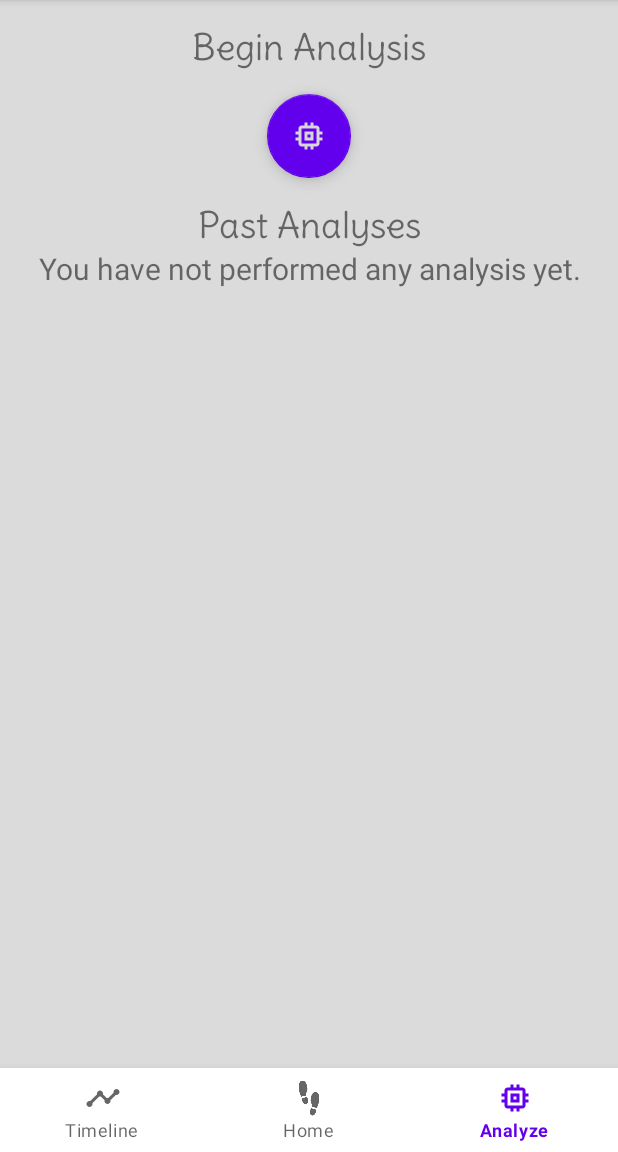
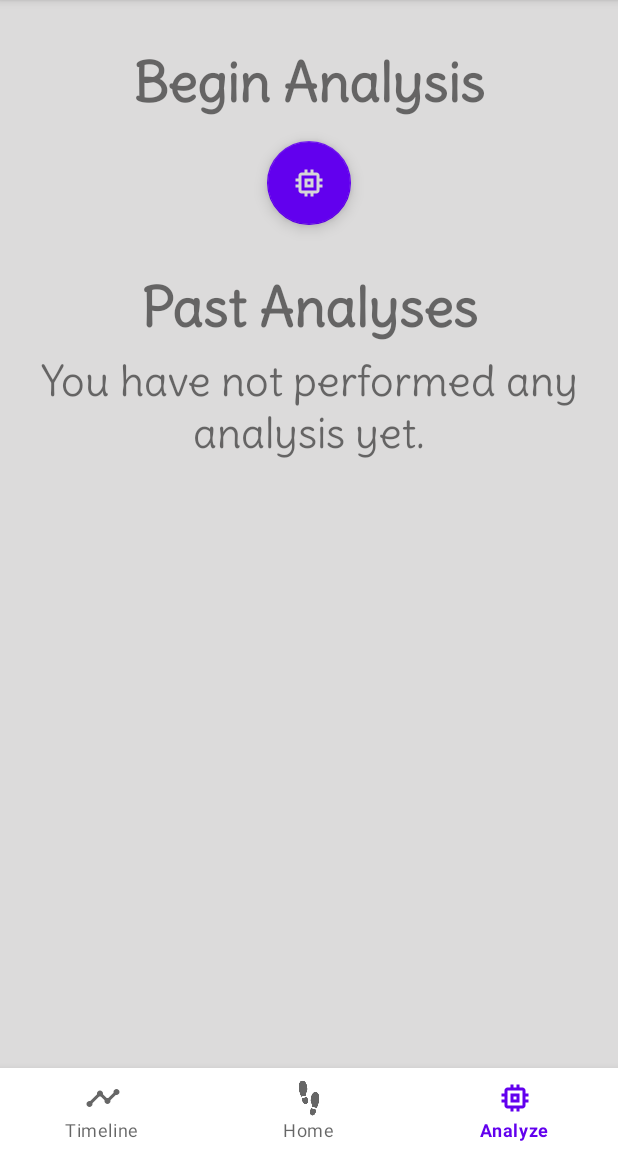
Before and after one commit to paperfront/Journey, an Android app: the screen it shows after launch once a user with an empty profile is signed in (MainActivity), item 3 of the bottom bar chosen, on a phone screen of 412 x 824 dp, the part 84-1236 px from its top. Run offline under Robolectric (Android 15) with nearby library versions, the phone set to English and light mode, and no system bars; our stand-ins replace Firebase (no records; nobody signed in at launch, a user with empty details on screens opened directly), Timber.

Commit message:
Updated all layouts to use the custom style, and updated the prompt class to have a new attribute for promptHeaders

```diff
--- a/app/src/main/java/com/example/journey/adapters/PromptsAdapter.java
+++ b/app/src/main/java/com/example/journey/adapters/PromptsAdapter.java
@@ -246,7 +246,11 @@ public class PromptsAdapter extends RecyclerView.Adapter<PromptsAdapter.ViewHold
 
         @Override
         void handleUI() {
-            tvPrompt.setText(getPrompt().getQuestion());
+            if (getPrompt().getPromptHeader() == null) {
+                tvPrompt.setText(getPrompt().getQuestion());
+            } else {
+                tvPrompt.setText(getPrompt().getPromptHeader());
+            }
             List<String> responses = getPrompt().getStringResponse();
             for (String response : responses) {
                 tvBody.append(" - " + response + "\n");
--- a/app/src/main/java/com/example/journey/fragments/prompts/SliderPromptFragment.java
+++ b/app/src/main/java/com/example/journey/fragments/prompts/SliderPromptFragment.java
@@ -32,6 +32,8 @@ public class SliderPromptFragment extends Fragment {
     private Slider slMood;
     private FragmentSliderPromptBinding binding;
     private List<String> mood = new ArrayList<>();
+
+    //todo update mood slider to show what each end means
 
     public SliderPromptFragment() {
         // Required empty public constructor
--- a/app/src/main/res/layout/activity_create_journal_entry.xml
+++ b/app/src/main/res/layout/activity_create_journal_entry.xml
@@ -28,10 +28,7 @@
                 android:id="@+id/tvQuestion"
                 android:layout_width="match_parent"
                 android:layout_height="wrap_content"
-                android:fontFamily="@font/delius"
-                android:textAlignment="center"
-                android:layout_marginVertical="8dp"
-                android:textSize="20sp"
+                style="@style/headerStyle"
                 android:textColor="@color/design_default_color_primary_dark"
                 tools:text="Prompt Goes Here" />
 
--- a/app/src/main/res/layout/fragment_analysis.xml
+++ b/app/src/main/res/layout/fragment_analysis.xml
@@ -17,9 +17,7 @@
             android:layout_width="match_parent"
             android:layout_height="wrap_content"
             android:text="Begin Analysis"
-            android:fontFamily="@font/delius"
-            android:textAlignment="center"
-            android:textSize="24sp"/>
+            style="@style/titleStyle"/>
 
         <androidx.coordinatorlayout.widget.CoordinatorLayout
             android:id="@+id/coordinatorLayout"
@@ -37,25 +35,21 @@
                 android:src="@drawable/ic_baseline_memory_24"
                 app:backgroundTint="@color/colorPrimary"
                 android:tint="@color/places_text_white_alpha_26"
-                app:tint="@color/quantum_white_divider"/>/>
+                app:tint="@color/quantum_white_divider"/>
         </androidx.coordinatorlayout.widget.CoordinatorLayout>
 
         <TextView
             android:layout_width="match_parent"
             android:layout_height="wrap_content"
             android:text="Past Analyses"
-            android:fontFamily="@font/delius"
-            android:textAlignment="center"
-            android:textSize="24sp"/>
+            style="@style/titleStyle"/>
 
         <TextView
             android:id="@+id/tvNoAnalysis"
             android:layout_width="wrap_content"
             android:layout_height="wrap_content"
-            android:layout_gravity="center"
             android:visibility="gone"
-            android:textSize="20dp"
-            android:textAlignment="center"
+            style="@style/headerStyle"
             android:text="You have not performed any analysis yet."/>
 
         <androidx.recyclerview.widget.RecyclerView
--- a/app/src/main/res/layout/fragment_main_page.xml
+++ b/app/src/main/res/layout/fragment_main_page.xml
@@ -12,10 +12,8 @@
         android:layout_width="wrap_content"
         android:layout_height="wrap_content"
         android:layout_centerHorizontal="true"
-        android:layout_margin="16dp"
-        android:fontFamily="@font/delius"
-        android:text="Browse Past Entries"
-        android:textSize="24sp" />
+        style="@style/titleStyle"
+        android:text="Browse Past Entries" />
 
     <ProgressBar
         android:id="@+id/pbLoading"
--- a/app/src/main/res/layout/fragment_slider_prompt.xml
+++ b/app/src/main/res/layout/fragment_slider_prompt.xml
@@ -11,7 +11,7 @@
     <com.google.android.material.slider.Slider
         android:id="@+id/slMood"
         android:stepSize="1.0"
-        android:valueFrom="0.0"
+        android:valueFrom="1.0"
         android:value="5.0"
         android:valueTo="10.0"
         app:labelBehavior="floating"
--- a/app/src/main/res/layout/item_mood.xml
+++ b/app/src/main/res/layout/item_mood.xml
@@ -3,6 +3,7 @@
     android:layout_width="match_parent"
     android:layout_height="wrap_content"
     xmlns:android="http://schemas.android.com/apk/res/android">
+
     <LinearLayout android:padding="16dp"
         android:layout_width="match_parent"
         android:layout_height="wrap_content"
@@ -13,9 +14,7 @@
             android:layout_width="wrap_content"
             android:layout_height="wrap_content"
             android:text="Your Mood Level:"
-            android:textStyle="bold"
-            android:fontFamily="@font/delius"
-            android:textSize="30sp"
+            style="@style/titleStyle"
             />
 
         <TextView
@@ -24,6 +23,7 @@
             android:layout_width="wrap_content"
             android:layout_height="wrap_content"
             tools:text="8/10"
+            tools:layout_width="match_parent"
             android:textSize="20sp"/>
 
 
```
Also changed, not shown: app/src/main/java/com/example/journey/models/Prompt.java (+7 -0 lines), app/src/main/res/layout/activity_begin_analysis.xml (+2 -8 lines), app/src/main/res/layout/activity_entry_timeline.xml (+2 -6 lines), app/src/main/res/layout/activity_journals.xml (+2 -6 lines), app/src/main/res/layout/activity_login.xml (+2 -5 lines), app/src/main/res/layout/item_analysis.xml (+3 -7 lines).
